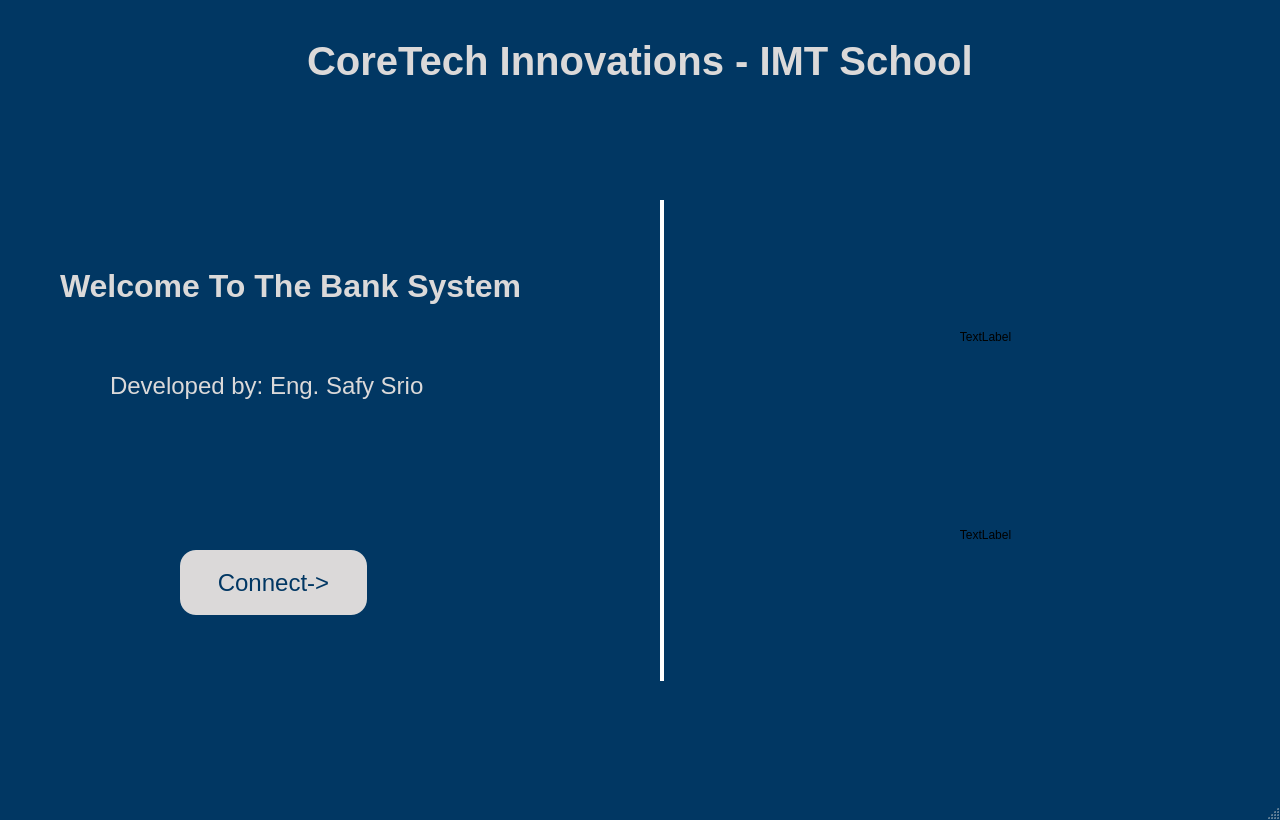
The window that Client/mainwindow.ui (Safy98/Bank-System) describes before a commit, drawn with Qt 5.
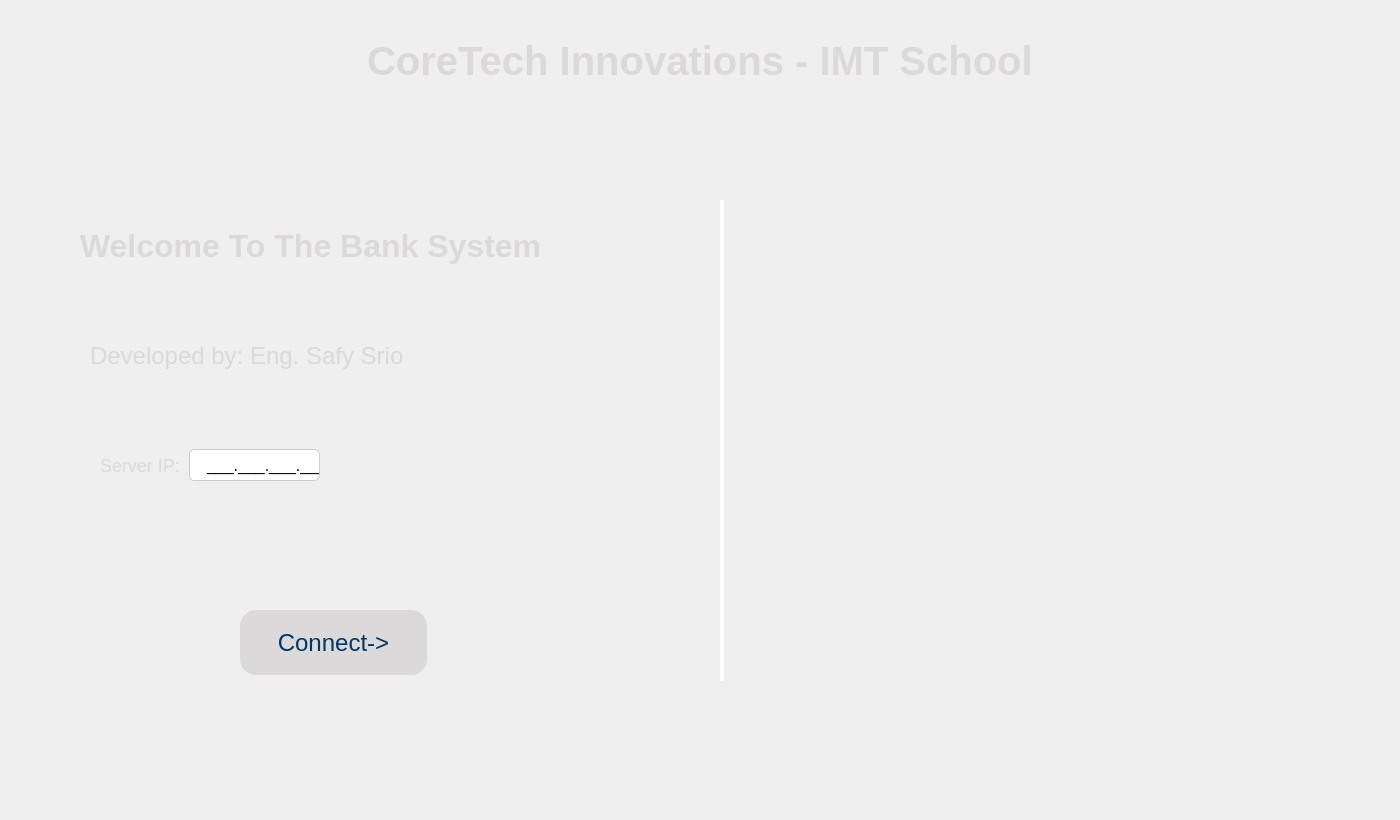
The same window after the commit.

```diff
--- a/Client/mainwindow.ui
+++ b/Client/mainwindow.ui
@@ -2,23 +2,35 @@
 <ui version="4.0">
  <class>MainWindow</class>
  <widget class="QMainWindow" name="MainWindow">
+  <property name="windowModality">
+   <enum>Qt::NonModal</enum>
+  </property>
+  <property name="enabled">
+   <bool>true</bool>
+  </property>
   <property name="geometry">
    <rect>
     <x>0</x>
     <y>0</y>
-    <width>1280</width>
+    <width>1400</width>
     <height>820</height>
    </rect>
   </property>
+  <property name="sizePolicy">
+   <sizepolicy hsizetype="Fixed" vsizetype="Fixed">
+    <horstretch>0</horstretch>
+    <verstretch>0</verstretch>
+   </sizepolicy>
+  </property>
   <property name="minimumSize">
    <size>
-    <width>1280</width>
-    <height>820</height>
+    <width>1400</width>
+    <height>0</height>
    </size>
   </property>
   <property name="maximumSize">
    <size>
-    <width>1280</width>
+    <width>1400</width>
     <height>820</height>
    </size>
   </property>
@@ -26,10 +38,10 @@
    <string>MainWindow</string>
   </property>
   <property name="styleSheet">
-   <string notr="true">QMainWindow{
+   <string notr="true">MainWindow{
 
-max-width: 1280px;
-min-width:1280px;
+max-width: 1400px;
+min-width:1400px;
 max-height: 820px;
 min-height:820px;
 background-color:#013763;
@@ -37,10 +49,22 @@
 }</string>
   </property>
   <widget class="QWidget" name="centralwidget">
+   <property name="minimumSize">
+    <size>
+     <width>1400</width>
+     <height>820</height>
+    </size>
+   </property>
+   <property name="maximumSize">
+    <size>
+     <width>1400</width>
+     <height>820</height>
+    </size>
+   </property>
    <widget class="QLabel" name="label">
     <property name="geometry">
      <rect>
-      <x>190</x>
+      <x>250</x>
       <y>30</y>
       <width>911</width>
       <height>61</height>
@@ -72,9 +96,9 @@
    <widget class="QLabel" name="label_2">
     <property name="geometry">
      <rect>
-      <x>60</x>
-      <y>220</y>
-      <width>461</width>
+      <x>80</x>
+      <y>180</y>
+      <width>600</width>
       <height>131</height>
      </rect>
     </property>
@@ -84,7 +108,8 @@
 color : #DBD9D9;
 font-size: 32px;
 font-weight:bold;
-width : 452px;
+min-width : 600px;
+max-width:600px;
 height: 39px;
 
 }</string>
@@ -96,8 +121,8 @@
    <widget class="QLabel" name="label_3">
     <property name="geometry">
      <rect>
-      <x>110</x>
-      <y>350</y>
+      <x>90</x>
+      <y>320</y>
       <width>351</width>
       <height>71</height>
      </rect>
@@ -120,8 +145,8 @@
    <widget class="QPushButton" name="pbContinue">
     <property name="geometry">
      <rect>
-      <x>180</x>
-      <y>550</y>
+      <x>240</x>
+      <y>610</y>
       <width>187</width>
       <height>65</height>
      </rect>
@@ -145,7 +170,7 @@
    <widget class="QGraphicsView" name="graphicsView">
     <property name="geometry">
      <rect>
-      <x>660</x>
+      <x>720</x>
       <y>200</y>
       <width>4</width>
       <height>481</height>
@@ -174,47 +199,122 @@
    <widget class="QWidget" name="verticalLayoutWidget">
     <property name="geometry">
      <rect>
-      <x>730</x>
-      <y>240</y>
-      <width>511</width>
-      <height>391</height>
+      <x>780</x>
+      <y>190</y>
+      <width>561</width>
+      <height>508</height>
      </rect>
     </property>
     <layout class="QVBoxLayout" name="verticalLayout">
+     <property name="leftMargin">
+      <number>134</number>
+     </property>
      <item>
       <widget class="QLabel" name="label_CoreTechIcon">
+       <property name="enabled">
+        <bool>true</bool>
+       </property>
+       <property name="minimumSize">
+        <size>
+         <width>250</width>
+         <height>250</height>
+        </size>
+       </property>
+       <property name="maximumSize">
+        <size>
+         <width>250</width>
+         <height>250</height>
+        </size>
+       </property>
        <property name="text">
-        <string>TextLabel</string>
+        <string/>
+       </property>
+       <property name="scaledContents">
+        <bool>true</bool>
        </property>
        <property name="alignment">
         <set>Qt::AlignCenter</set>
        </property>
+       <property name="wordWrap">
+        <bool>false</bool>
+       </property>
       </widget>
      </item>
      <item>
       <widget class="QLabel" name="label_ImtIcon">
+       <property name="maximumSize">
+        <size>
+         <width>250</width>
+         <height>250</height>
+        </size>
+       </property>
        <property name="text">
-        <string>TextLabel</string>
+        <string/>
+       </property>
+       <property name="scaledContents">
+        <bool>true</bool>
        </property>
        <property name="alignment">
-        <set>Qt::AlignCenter</set>
+        <set>Qt::AlignBottom|Qt::AlignHCenter</set>
        </property>
       </widget>
      </item>
     </layout>
    </widget>
+   <widget class="QLineEdit" name="lineEdit_ip">
+    <property name="geometry">
+     <rect>
+      <x>189</x>
+      <y>449</y>
+      <width>131</width>
+      <height>32</height>
+     </rect>
+    </property>
+    <property name="styleSheet">
+     <string notr="true">QLineEdit{
+
+
+height:30px;
+outline:none;
+border-radius:5px;
+border:1px solid #ccc;
+padding-left:15px;
+font-size:16px;
+
+}</string>
+    </property>
+    <property name="inputMask">
+     <string>000.000.000.000;_</string>
+    </property>
+   </widget>
+   <widget class="QLabel" name="label_4">
+    <property name="geometry">
+     <rect>
+      <x>100</x>
+      <y>450</y>
+      <width>82</width>
+      <height>31</height>
+     </rect>
+    </property>
+    <property name="styleSheet">
+     <string notr="true">QLabel{
+
+font-size: 18px;
+color : #DBD9D9;
+width: 328px;
+height: 29px;
+
+
+}</string>
+    </property>
+    <property name="text">
+     <string>Server IP: </string>
+    </property>
+    <property name="alignment">
+     <set>Qt::AlignLeading|Qt::AlignLeft|Qt::AlignVCenter</set>
+    </property>
+   </widget>
   </widget>
-  <widget class="QMenuBar" name="menubar">
-   <property name="geometry">
-    <rect>
-     <x>0</x>
-     <y>0</y>
-     <width>1280</width>
-     <height>22</height>
-    </rect>
-   </property>
-  </widget>
-  <widget class="QStatusBar" name="statusbar"/>
  </widget>
  <resources/>
  <connections/>
```
Left out of the diff: 4 changed lines with no effect on the pictures.
